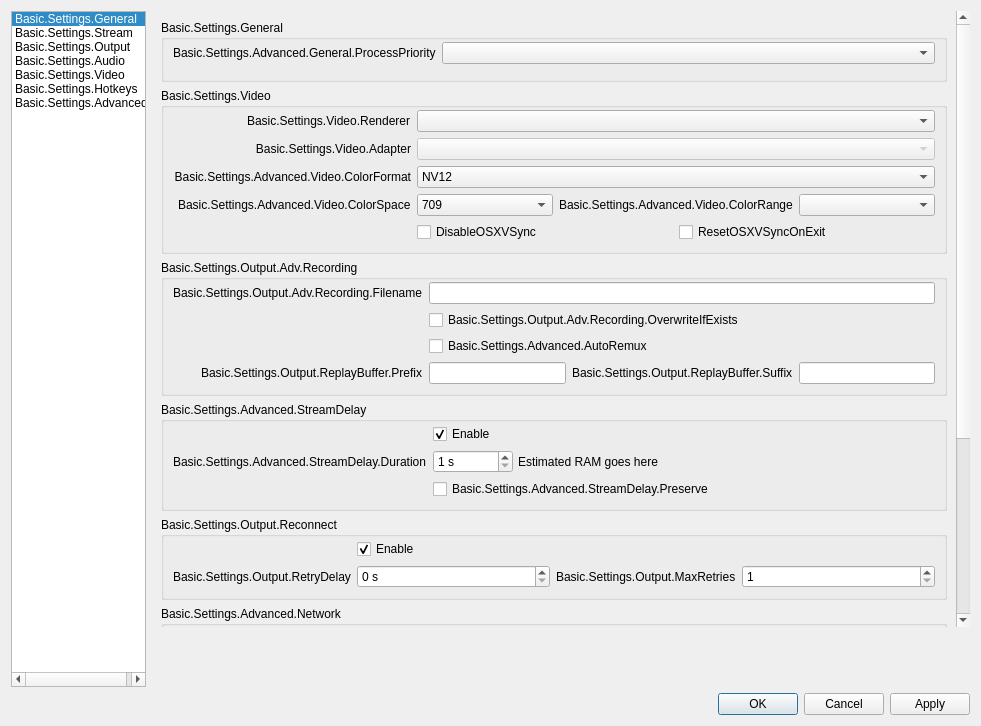
This is UI/forms/OBSBasicSettings.ui in Dragicafit/obs-studio as Qt 5 draws it before an edit. The edited form follows.
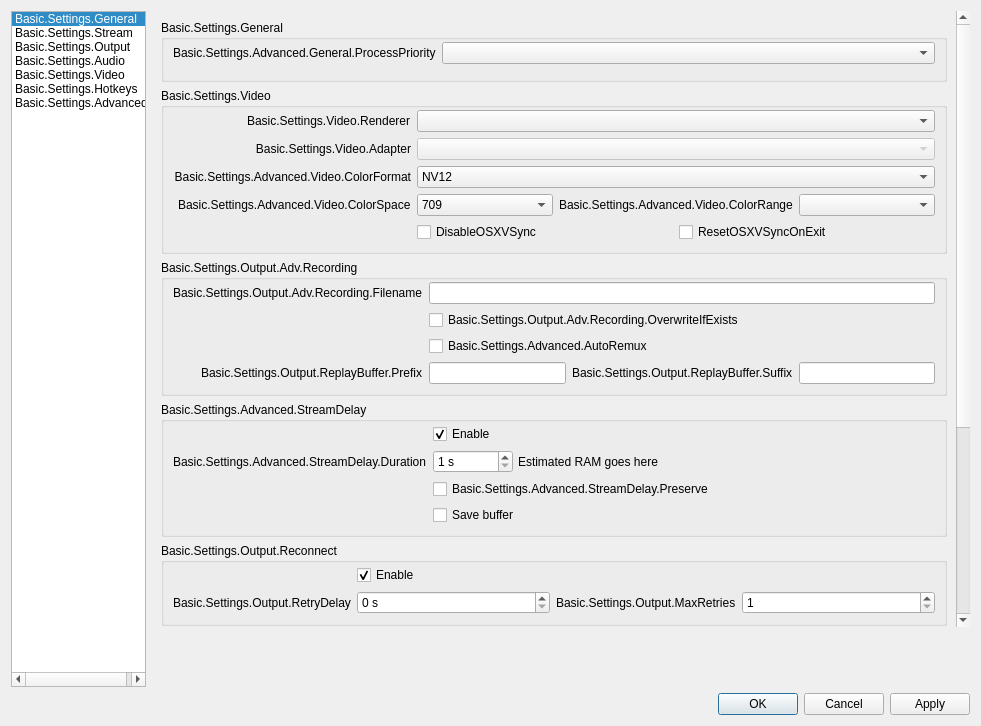
This is the edited form. The open tabs and pages were chosen to show the change. Icons and pictures are not drawn. Custom widgets are drawn as their Qt base class.

Commit message: add checkbox to buffer

What changed in the file:
```diff
--- a/UI/forms/OBSBasicSettings.ui
+++ b/UI/forms/OBSBasicSettings.ui
@@ -5095,6 +5095,13 @@
                      </property>
                     </widget>
                    </item>
+                   <item row="3" column="1">
+                    <widget class="QCheckBox" name="streamBufferEnable">
+                     <property name="text">
+                      <string>Save buffer</string>
+                     </property>
+                    </widget>
+                   </item>
                    <item row="2" column="0">
                     <spacer name="horizontalSpacer_9">
                      <property name="orientation">
```
Left out of the diff: 33 changed lines with no effect on the pictures. The commit also changes 4 other files.
